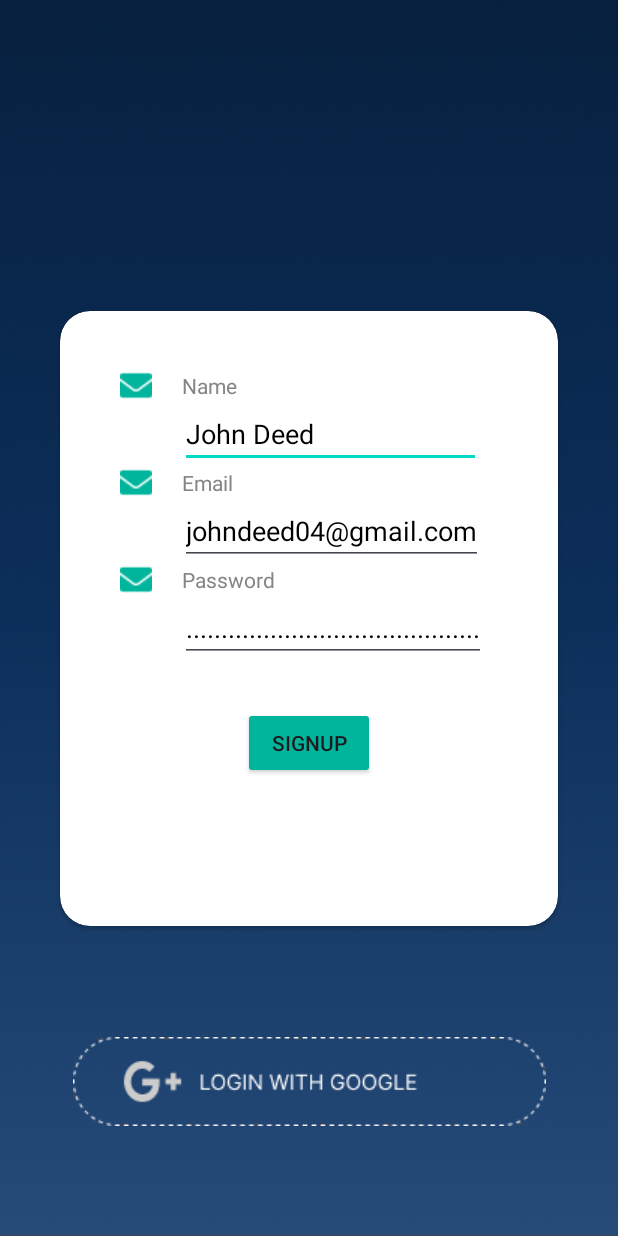
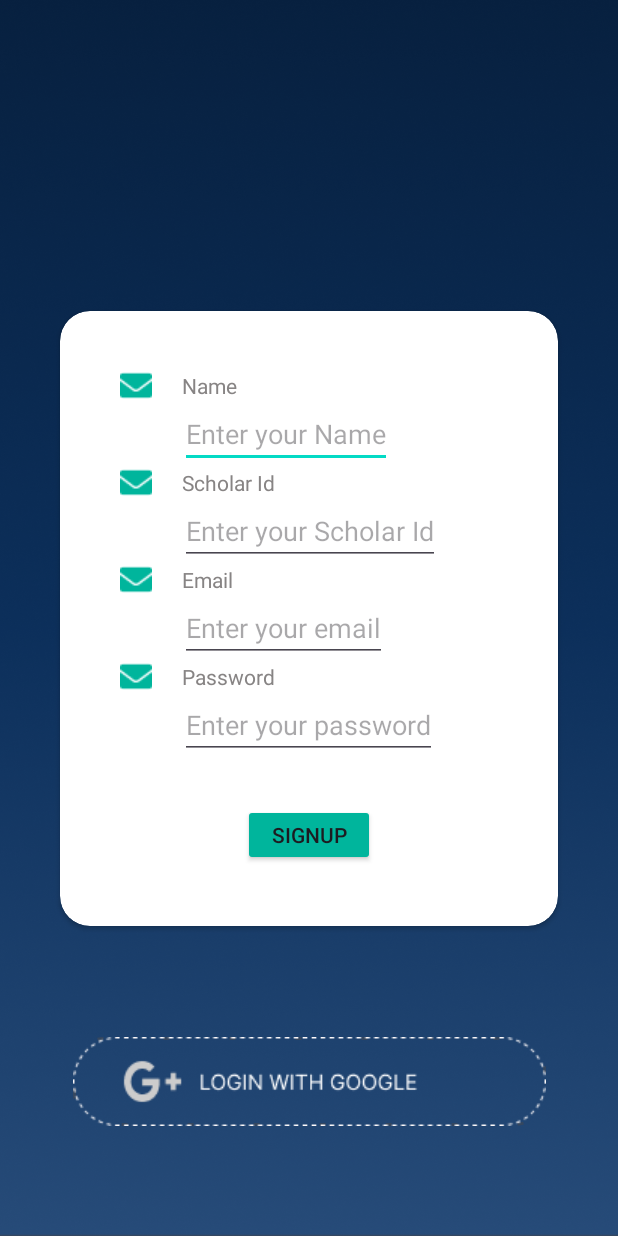
Before and after one commit to navneet-raj-karn/Grievify, an Android app: the SignUpActivity screen opened directly, with no data from a screen before it, on a phone screen of 412 x 824 dp. Run offline under Robolectric (Android 15) with nearby library versions, the phone set to English and light mode, and no system bars; our stand-ins replace Firebase (no records; nobody signed in at launch, a user with empty details on screens opened directly).

Commit message:
Add: User Data

```diff
--- a/app/src/main/java/com/example/grievify/ui/auth/SignUpActivity.kt
+++ b/app/src/main/java/com/example/grievify/ui/auth/SignUpActivity.kt
@@ -1,14 +1,22 @@
 package com.example.grievify.ui.auth
 
+import android.content.Intent
 import androidx.appcompat.app.AppCompatActivity
 import android.os.Bundle
 import android.widget.Toast
+import com.example.grievify.MainActivity
 import com.example.grievify.databinding.ActivitySignUpBinding
 import com.google.firebase.auth.FirebaseAuth
+import com.google.firebase.auth.ktx.auth
+import com.google.firebase.database.DatabaseReference
+import com.google.firebase.database.FirebaseDatabase
+import com.google.firebase.ktx.Firebase
 
 class SignUpActivity : AppCompatActivity() {
     lateinit var signUpBinding: ActivitySignUpBinding
     val auth: FirebaseAuth = FirebaseAuth.getInstance()
+    val database:FirebaseDatabase=FirebaseDatabase.getInstance()
+    val reference:DatabaseReference=database.reference.child("Users")
 
     override fun onCreate(savedInstanceState: Bundle?) {
         signUpBinding = ActivitySignUpBinding.inflate(layoutInflater)
@@ -30,6 +38,20 @@ class SignUpActivity : AppCompatActivity() {
                     "Your account has been created",
                     Toast.LENGTH_SHORT
                 ).show()
+                val user= Firebase.auth.currentUser?.uid.toString()
+                var name=signUpBinding.userName.text.toString()
+                var scholarId=signUpBinding.scholarId.text.toString()
+                val userEmail = signUpBinding.email.text.toString()
+                reference.child(user).child("name").setValue(name)
+                reference.child(user).child("scholarId").setValue(scholarId)
+                reference.child(user).child("email").setValue(userEmail)
+                val intent= Intent(this@SignUpActivity, LoginActivity::class.java)
+                startActivity(intent)
+
+
+
+
+
             } else {
                 Toast.makeText(
                     applicationContext,
--- a/app/src/main/res/layout/activity_sign_up.xml
+++ b/app/src/main/res/layout/activity_sign_up.xml
@@ -48,11 +48,42 @@
                     android:textSize="14dp" />
             </LinearLayout>
             <com.google.android.material.textfield.TextInputEditText
+                android:id="@+id/userName"
                 android:layout_width="wrap_content"
                 android:layout_height="wrap_content"
                 android:layout_marginStart="40sp"
                 android:inputType="text"
-                android:text="John Deed                       "
+                android:hint="Enter your Name"
+                android:textColor="@color/black"
+                app:boxBackgroundMode="filled"
+                app:boxStrokeWidth="2dp"
+
+                />
+            <LinearLayout
+                android:layout_width="wrap_content"
+                android:layout_height="wrap_content"
+                android:orientation="horizontal">
+
+                <ImageView
+                    android:layout_width="wrap_content"
+                    android:layout_height="match_parent"
+                    android:src="@drawable/email_icon" />
+
+                <TextView
+                    android:layout_width="wrap_content"
+                    android:layout_height="wrap_content"
+                    android:layout_marginStart="20sp"
+                    android:text="Scholar Id"
+                    android:textColor="#878484"
+                    android:textSize="14dp" />
+            </LinearLayout>
+            <com.google.android.material.textfield.TextInputEditText
+                android:id="@+id/scholarId"
+                android:layout_width="wrap_content"
+                android:layout_height="wrap_content"
+                android:layout_marginStart="40sp"
+                android:inputType="text"
+                android:hint="Enter your Scholar Id"
                 android:textColor="@color/black"
                 app:boxBackgroundMode="filled"
                 app:boxStrokeWidth="2dp"
@@ -84,7 +115,7 @@
                 android:layout_height="wrap_content"
                 android:layout_marginStart="40sp"
                 android:inputType="text"
-                android:text="johndeed04@gmail.com"
+                android:hint="Enter your email"
                 android:textColor="@color/black"
                 app:boxBackgroundMode="filled"
                 app:boxStrokeWidth="2dp"
@@ -124,7 +155,7 @@
                 android:layout_height="wrap_content"
                 android:layout_marginStart="40sp"
                 android:inputType="text"
-                android:text=".........................................."
+                android:hint="Enter your password"
                 android:textColor="@color/black"
                 app:boxBackgroundMode="filled"
                 app:boxStrokeWidth="2dp"
```
